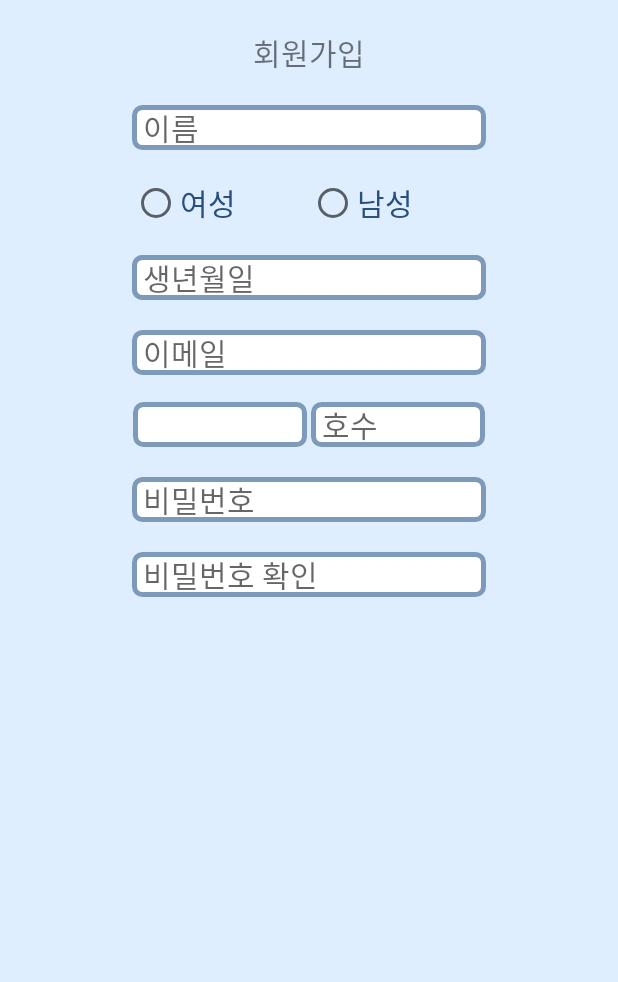
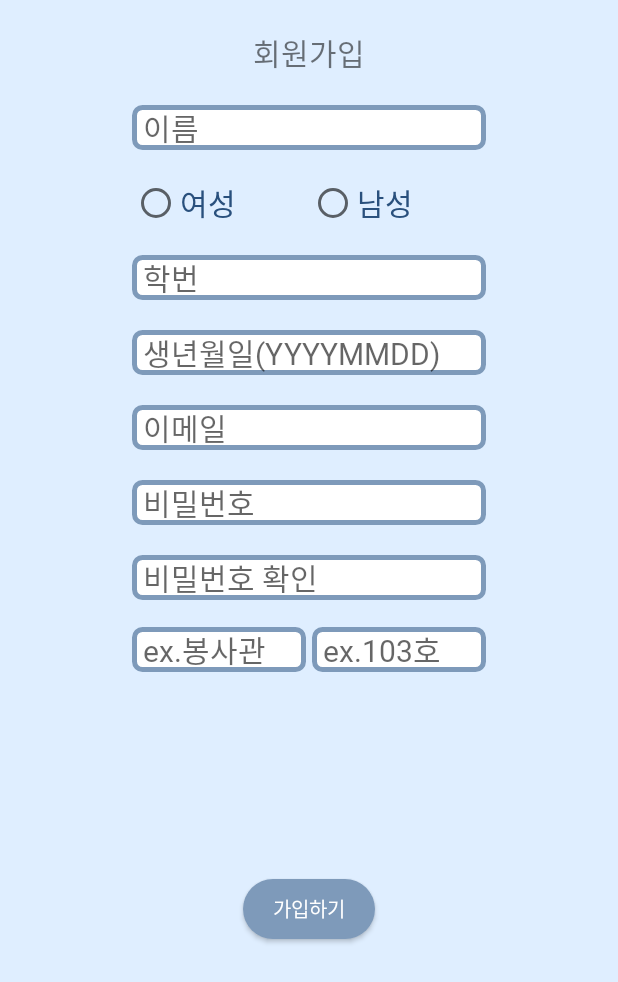
Before and after one commit to yxxniverse/mobileAppProject, an Android app: the JoinActivity screen opened directly, with no data from a screen before it, on a phone screen of 412 x 824 dp. Shown: the top 982 px of the screen. Run offline under Robolectric (Android 15) with nearby library versions, the phone set to English and light mode, and no system bars; our stand-ins replace Firebase (no records; nobody signed in at launch, a user with empty details on screens opened directly).

Commit message:
join page 수정

```diff
--- a/app/build.gradle
+++ b/app/build.gradle
@@ -17,6 +17,9 @@
         testInstrumentationRunner "androidx.test.runner.AndroidJUnitRunner"
         configurations.all {
             resolutionStrategy { force 'androidx.core:core-ktx:1.6.0' }
+        }
+        viewBinding{
+            enabled = true
         }
     }
 
--- a/app/src/main/java/com/example/test/MainActivity.kt
+++ b/app/src/main/java/com/example/test/MainActivity.kt
@@ -21,7 +21,7 @@
             var loginIntent = Intent(this, LoginActivity::class.java)
             startActivity(loginIntent)
         }
-        joinBtn = findViewById<Button>(R.id.join_btn)
+        joinBtn = findViewById<Button>(R.id.Signup_btn)
         joinBtn.setOnClickListener {
                 var joinIntent = Intent(this, JoinActivity::class.java)
                 startActivity(joinIntent)
--- a/app/src/main/res/layout/activity_join.xml
+++ b/app/src/main/res/layout/activity_join.xml
@@ -105,6 +105,24 @@
         tools:ignore="MissingConstraints" />
 
     <EditText
+        android:id="@+id/join_birthday"
+        android:layout_width="236dp"
+        android:layout_height="30dp"
+        android:background="@drawable/frame_calendar"
+        android:layout_marginTop="50dp"
+        android:layout_alignParentLeft="true"
+        android:layout_alignParentTop="true"
+        android:hint="생년월일(YYYYMMDD)"
+        android:fontFamily="@font/sleigothic"
+        android:textSize="20dp"
+        android:inputType="date"
+        android:paddingLeft="7dp"
+        app:layout_constraintTop_toTopOf="@id/join_id"
+        app:layout_constraintEnd_toEndOf="parent"
+        app:layout_constraintStart_toStartOf="parent"
+        tools:ignore="MissingConstraints" />
+
+    <EditText
         android:id="@+id/join_email"
         android:layout_width="236dp"
         android:layout_height="30dp"
@@ -122,43 +140,6 @@
         app:layout_constraintStart_toStartOf="parent"
         tools:ignore="MissingConstraints" />
 
-    <Spinner
-        android:id="@+id/join_dorm"
-        android:layout_width="116dp"
-        android:layout_height="30dp"
-        android:layout_alignParentLeft="true"
-        android:layout_alignParentTop="true"
-        android:layout_centerHorizontal="true"
-        android:layout_marginTop="48dp"
-        android:background="@drawable/frame_calendar"
-        android:fontFamily="@font/sleigothic"
-        android:spinnerMode="dialog"
-        android:textSize="20dp"
-        app:layout_constraintEnd_toEndOf="parent"
-        app:layout_constraintHorizontal_bias="0.3"
-        app:layout_constraintStart_toStartOf="parent"
-        app:layout_constraintTop_toTopOf="@id/join_email"
-        tools:ignore="MissingConstraints" />
-
-    <EditText
-        android:id="@+id/join_dorm2"
-        android:layout_width="116dp"
-        android:layout_height="30dp"
-        android:layout_alignParentLeft="true"
-        android:layout_alignParentTop="true"
-        android:layout_centerHorizontal="true"
-        android:layout_marginTop="48dp"
-        android:paddingLeft="7dp"
-        android:background="@drawable/frame_calendar"
-        android:fontFamily="@font/sleigothic"
-        android:hint="호수"
-        android:textSize="20dp"
-        app:layout_constraintEnd_toEndOf="parent"
-        app:layout_constraintHorizontal_bias="0.7"
-        app:layout_constraintStart_toStartOf="parent"
-        app:layout_constraintTop_toTopOf="@id/join_email"
-        tools:ignore="MissingConstraints" />
-
     <EditText
         android:id="@+id/join_pwd"
         android:layout_width="236dp"
@@ -172,7 +153,7 @@
         android:textSize="20dp"
         android:inputType="textPassword"
         android:paddingLeft="7dp"
-        app:layout_constraintTop_toTopOf="@id/join_dorm"
+        app:layout_constraintTop_toTopOf="@id/join_email"
         app:layout_constraintEnd_toEndOf="parent"
         app:layout_constraintStart_toStartOf="parent"
         tools:ignore="MissingConstraints" />
@@ -196,21 +177,59 @@
         tools:ignore="MissingConstraints" />
 
     <EditText
-        android:id="@+id/join_birthday"
-        android:layout_width="236dp"
+        android:id="@+id/join_dorm"
+        android:layout_width="116dp"
         android:layout_height="30dp"
-        android:background="@drawable/frame_calendar"
-        android:layout_marginTop="50dp"
         android:layout_alignParentLeft="true"
         android:layout_alignParentTop="true"
-        android:hint="생년월일"
+        android:layout_centerHorizontal="true"
+        android:layout_marginTop="48dp"
+        android:background="@drawable/frame_calendar"
+        android:hint="ex.봉사관"
+        android:paddingLeft="7dp"
         android:fontFamily="@font/sleigothic"
         android:textSize="20dp"
-        android:inputType="date"
+        app:layout_constraintEnd_toEndOf="parent"
+        app:layout_constraintHorizontal_bias="0"
+        app:layout_constraintStart_toStartOf="@id/join_name"
+        app:layout_constraintTop_toTopOf="@id/join_pwd_chk"
+        tools:ignore="MissingConstraints" />
+
+    <EditText
+        android:id="@+id/join_dorm2"
+        android:layout_width="116dp"
+        android:layout_height="30dp"
+        android:layout_alignParentLeft="true"
+        android:layout_alignParentTop="true"
+        android:layout_centerHorizontal="true"
+        android:layout_marginTop="48dp"
+        android:background="@drawable/frame_calendar"
+        android:fontFamily="@font/sleigothic"
+        android:inputType="numberDecimal"
+        android:hint="ex.103호"
         android:paddingLeft="7dp"
-        app:layout_constraintTop_toTopOf="@id/join_gender"
+        android:textSize="20dp"
+        app:layout_constraintEnd_toEndOf="@+id/join_pwd_chk"
+        app:layout_constraintHorizontal_bias="1"
+        app:layout_constraintStart_toStartOf="parent"
+        app:layout_constraintTop_toTopOf="@id/join_pwd_chk"
+        tools:ignore="MissingConstraints" />
+
+    <Button
+        android:id="@+id/join_btn"
+        android:layout_width="wrap_content"
+        android:layout_height="40dp"
+        android:layout_marginBottom="30dp"
+        android:background="@drawable/frame_login_btn"
+        android:text="가입하기"
+        android:textSize="13dp"
+        android:fontFamily="@font/neodgm"
+        android:textColor="@color/white"
+        tools:ignore="MissingConstraints"
+        app:layout_constraintTop_toTopOf="@id/join_dorm"
         app:layout_constraintEnd_toEndOf="parent"
         app:layout_constraintStart_toStartOf="parent"
-        tools:ignore="MissingConstraints" />
+        app:layout_constraintBottom_toBottomOf="parent"
+        />
 
 </androidx.constraintlayout.widget.ConstraintLayout>
--- a/app/src/main/res/layout/activity_login.xml
+++ b/app/src/main/res/layout/activity_login.xml
@@ -65,7 +65,7 @@
         />
 
     <Button
-        android:id="@+id/join_btn"
+        android:id="@+id/Signup_btn"
         android:layout_width="wrap_content"
         android:layout_height="wrap_content"
         android:layout_margin="20dp"
--- a/app/src/main/res/values/SpinnerDevideStyle.xml
+++ b/app/src/main/res/values/SpinnerDevideStyle.xml
@@ -5,7 +5,4 @@
         <item name="android:dividerHeight">2dp</item> <!-- divider 높이 -->
     </style>
 
-    <style name="SpinnerTheme" parent="AppTheme">
-        <item name="android:dropDownListViewStyle">@style/SpinnerDivideStyle</item>
-    </style>
 </resources>
--- a/app/src/main/res/values/dorm_array.xml
+++ b/app/src/main/res/values/array.xml
@@ -1,6 +1,6 @@
 <?xml version="1.0" encoding="utf-8"?>
 <resources>
-    <string-array name="my_array">
+    <string-array name="dorm_array">
         <item>봉사관</item>
         <item>성실관</item>
         <item>향토관</item>
```
Also changed, not shown: app/src/main/java/com/example/test/JoinActivity.kt (+1 -1 lines).
